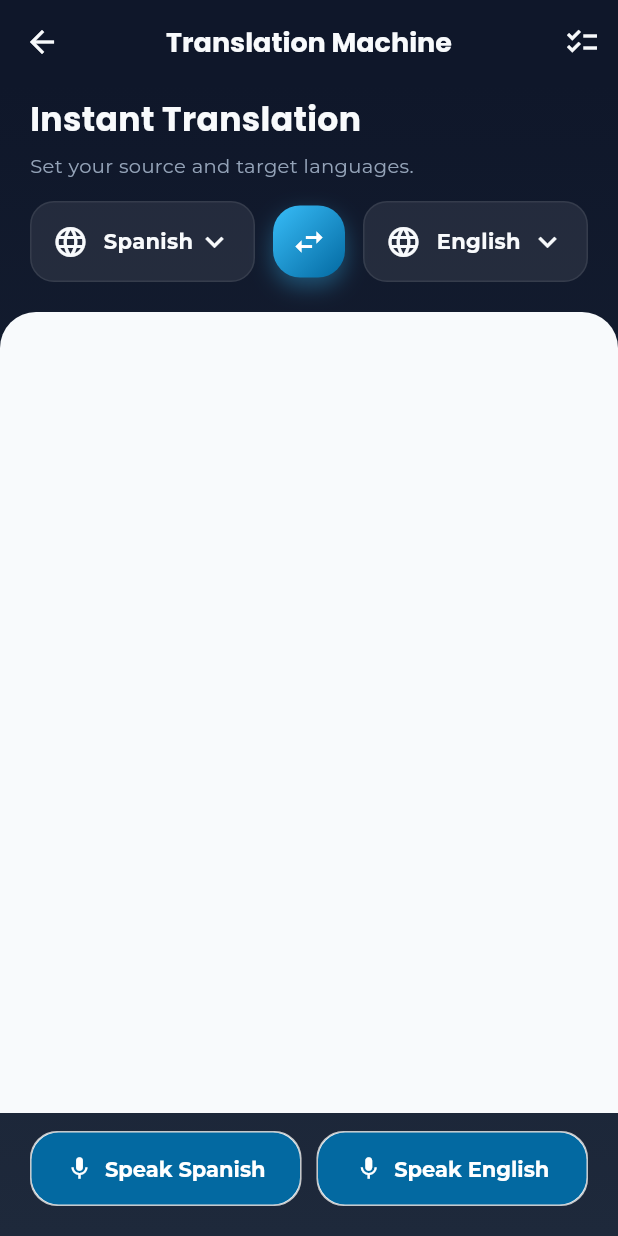
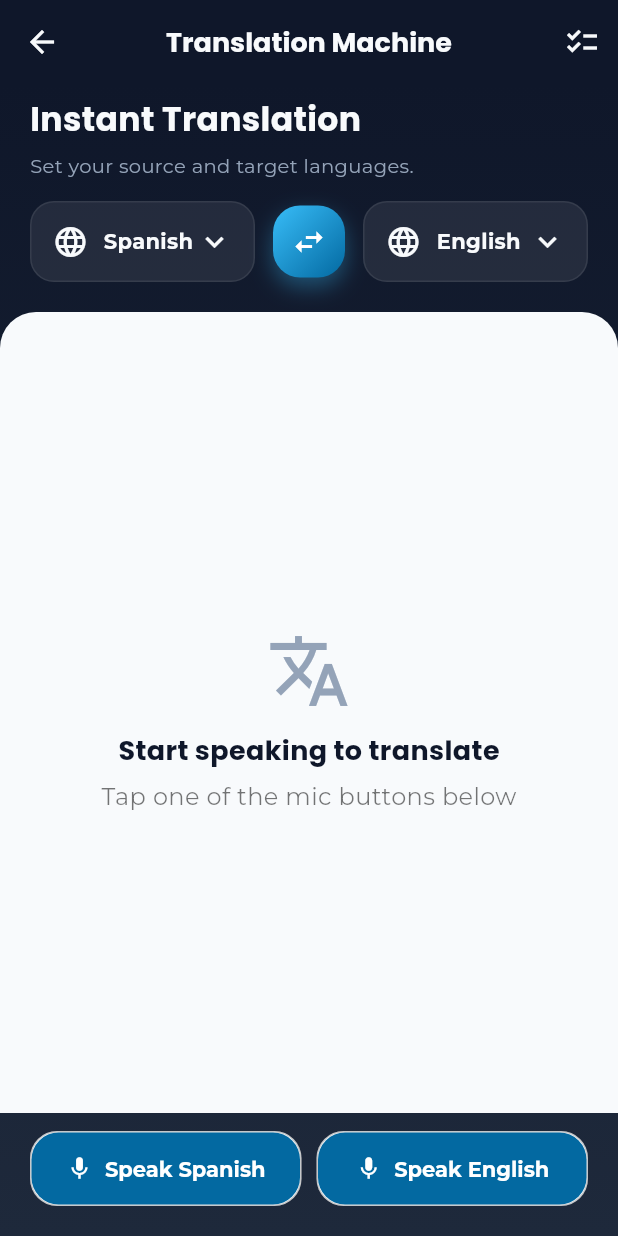
Before and after one commit to AleeXraxa/STE-2, a Flutter app: the TranslationScreen screen opened by its route, after a tap on the "swap horiz" icon, on a phone screen of 412 x 824 dp. Run offline on Flutter 3.47's test engine with Material 3 defaults, Android fonts, the phone set to English and light mode, and no system bars; our stand-ins replace camera, flutter_blue_plus, flutter_dotenv, flutter_spinkit, flutter_tts, get and 6 more; missing offline and left inert: app_settings, google_mlkit_text_recognition, translator; accounts and stored records are empty; statements that could not run were skipped.

Commit message:
Translation Machine improved

```diff
--- /dev/null
+++ b/lib/features/translation/bindings/translation_binding.dart
@@ -0,0 +1,9 @@
+import 'package:get/get.dart';
+import '../controllers/translation_controller.dart';
+
+class TranslationBinding extends Bindings {
+  @override
+  void dependencies() {
+    Get.lazyPut<TranslationController>(() => TranslationController());
+  }
+}
--- a/lib/features/translation/controllers/translation_controller.dart
+++ b/lib/features/translation/controllers/translation_controller.dart
@@ -1,9 +1,9 @@
 import 'package:get/get.dart';
-import 'package:permission_handler/permission_handler.dart';
 import 'package:speech_to_text/speech_to_text.dart';
 import 'package:translator/translator.dart';
 import 'package:flutter_tts/flutter_tts.dart';
 import '../../../core/constants/languages.dart';
+import '../../../core/services/permission_service.dart';
 import '../models/message.dart';
 
 class TranslationController extends GetxController {
@@ -22,7 +22,8 @@ class TranslationController extends GetxController {
   var chatMessages = <Message>[].obs;
   var playingIndex = (-1).obs;
   var isSelectionMode = false.obs;
-  var selectedMessages = <int>{}.obs;
+  var selectedMessages = <Message>{}.obs;
+  var speechAvailable = false.obs;
 
   // Search functionality
   var searchQuery = ''.obs;
@@ -33,7 +34,6 @@ class TranslationController extends GetxController {
   @override
   void onInit() {
     super.onInit();
-    requestMicrophonePermission();
     _initializeSpeech();
     tts.setCompletionHandler(() {
       playingIndex.value = -1;
@@ -43,29 +43,34 @@ class TranslationController extends GetxController {
   }
 
   Future<void> _initializeSpeech() async {
-    await _speechToText.initialize(
-      onStatus: (status) => print('Speech status: $status'),
-      onError: (error) => print('Speech error: $error'),
+    final available = await _speechToText.initialize(
+      onStatus: (status) {
+        if (status == 'notListening' || status == 'done') {
+          if (isListeningSource.value || isListeningTarget.value) {
+            isListeningSource.value = false;
+            isListeningTarget.value = false;
+          }
+        }
+      },
+      onError: (error) {
+        if (error.errorMsg == 'error_speech_timeout') {
+          isListeningSource.value = false;
+          isListeningTarget.value = false;
+          Get.snackbar('Speech Recognition', 'Voice not detected');
+          return;
+        }
+        if (error.errorMsg == 'error_no_match') {
+          isListeningSource.value = false;
+          isListeningTarget.value = false;
+          Get.snackbar('Speech Recognition', 'No speech detected');
+          return;
+        }
+        isListeningSource.value = false;
+        isListeningTarget.value = false;
+        Get.snackbar('Speech Recognition', 'Error: ${error.errorMsg}');
+      },
     );
-  }
-
-  Future<void> requestMicrophonePermission() async {
-    var status = await Permission.microphone.status;
-    if (!status.isGranted) {
-      status = await Permission.microphone.request();
-      if (status.isGranted) {
-        print("Mic permission granted");
-      } else if (status.isDenied) {
-        print("Mic permission denied");
-        Get.snackbar('Permission Denied',
-            'Microphone permission is required for voice input');
-      } else if (status.isPermanentlyDenied) {
-        print("Mic permission permanently denied");
-        openAppSettings();
-      }
-    } else {
-      print("Mic permission already granted");
-    }
+    speechAvailable.value = available;
   }
 
   Future<void> _addMessage(
@@ -109,6 +114,9 @@ class TranslationController extends GetxController {
     selectedTargetLanguage.value = tempCode;
     selectedTargetLanguageName.value = tempName;
 
+    chatMessages.clear();
+    selectedMessages.clear();
+    isSelectionMode.value = false;
     update();
   }
 
@@ -131,14 +139,23 @@ class TranslationController extends GetxController {
       await stopListeningTarget();
     }
     if (!isListeningSource.value) {
-      bool available = await _speechToText.initialize();
-      if (available) {
+      final micGranted = await PermissionService.requestMicrophone();
+      if (!micGranted) {
+        Get.snackbar('Permission', 'Microphone permission is required');
+        return;
+      }
+      if (speechAvailable.value) {
         isListeningSource.value = true;
         final locale = supportedLanguages.firstWhere(
             (lang) => lang['code'] == selectedSourceLanguage.value)['locale']!;
         await _speechToText.listen(
           onResult: (result) {
             if (result.finalResult) {
+              if (result.recognizedWords.trim().isEmpty) {
+                Get.snackbar('Speech Recognition', 'Voice not detected');
+                stopListeningSource();
+                return;
+              }
               _addMessage(result.recognizedWords, selectedSourceLanguage.value,
                   selectedTargetLanguage.value);
               stopListeningSource();
@@ -164,14 +181,23 @@ class TranslationController extends GetxController {
       await stopListeningSource();
     }
     if (!isListeningTarget.value) {
-      bool available = await _speechToText.initialize();
-      if (available) {
+      final micGranted = await PermissionService.requestMicrophone();
+      if (!micGranted) {
+        Get.snackbar('Permission', 'Microphone permission is required');
+        return;
+      }
+      if (speechAvailable.value) {
         isListeningTarget.value = true;
         final locale = supportedLanguages.firstWhere(
             (lang) => lang['code'] == selectedTargetLanguage.value)['locale']!;
         await _speechToText.listen(
           onResult: (result) {
             if (result.finalResult) {
+              if (result.recognizedWords.trim().isEmpty) {
+                Get.snackbar('Speech Recognition', 'Voice not detected');
+                stopListeningTarget();
+                return;
+              }
               _addMessage(result.recognizedWords, selectedTargetLanguage.value,
                   selectedSourceLanguage.value);
               stopListeningTarget();
@@ -215,12 +241,8 @@ class TranslationController extends GetxController {
 
   void deleteSelectedMessages() {
     // Sort indices in descending order to remove from end
-    final indices = selectedMessages.toList()..sort((a, b) => b.compareTo(a));
-    for (final index in indices) {
-      if (index < chatMessages.length) {
-        chatMessages.removeAt(index);
-      }
-    }
+    final toRemove = selectedMessages.toSet();
+    chatMessages.removeWhere((message) => toRemove.contains(message));
     selectedMessages.clear();
     update();
   }
--- a/lib/features/translation/views/translation_screen.dart
+++ b/lib/features/translation/views/translation_screen.dart
@@ -20,7 +20,7 @@ class _TranslationScreenState extends State<TranslationScreen>
   @override
   void initState() {
     super.initState();
-    controller = Get.put(TranslationController());
+    controller = Get.find<TranslationController>();
     _initializeAnimations();
   }
 
@@ -391,6 +391,32 @@ class _TranslationScreenState extends State<TranslationScreen>
                         WidgetsBinding.instance.addPostFrameCallback((_) {
                           _scrollToBottom();
                         });
+                        if (messages.isEmpty) {
+                          return Center(
+                            child: Column(
+                              mainAxisAlignment: MainAxisAlignment.center,
+                              children: [
+                                const Icon(Icons.translate,
+                                    size: 56, color: Color(0xFF94A3B8)),
+                                const SizedBox(height: 12),
+                                Text(
+                                  'Start speaking to translate',
+                                  style: AppTextStyles.heading.copyWith(
+                                    fontSize: 18,
+                                    color: const Color(0xFF0F172A),
+                                  ),
+                                ),
+                                const SizedBox(height: 6),
+                                Text(
+                                  'Tap one of the mic buttons below',
+                                  style: AppTextStyles.body.copyWith(
+                                    color: Colors.black54,
+                                  ),
+                                ),
+                              ],
+                            ),
+                          );
+                        }
                         return ListView.builder(
                           controller: _scrollController,
                           itemCount: messages.length,
--- a/lib/routes/app_routes.dart
+++ b/lib/routes/app_routes.dart
@@ -1,6 +1,7 @@
 import 'package:get/get.dart';
 import '../features/home/views/home_screen.dart';
 import '../features/translation/views/translation_screen.dart';
+import '../features/translation/bindings/translation_binding.dart';
 import '../features/assistant/views/assistant_screen.dart';
 import '../features/assistant/bindings/assistant_binding.dart';
 import '../features/free_talk/views/free_talk_screen.dart';
@@ -23,7 +24,10 @@ class AppRoutes {
   static final List<GetPage> getPages = [
     GetPage(name: splash, page: () => SplashScreen()),
     GetPage(name: home, page: () => HomeScreen()),
-    GetPage(name: translation, page: () => TranslationScreen()),
+    GetPage(
+        name: translation,
+        page: () => TranslationScreen(),
+        binding: TranslationBinding()),
     GetPage(
         name: assistant,
         page: () => AssistantScreen(),
```
Also changed, not shown: lib/features/free_talk/controllers/free_talk_controller.dart (+0 -15 lines), lib/features/translation/views/chat_bubble.dart (+7 -16 lines).
